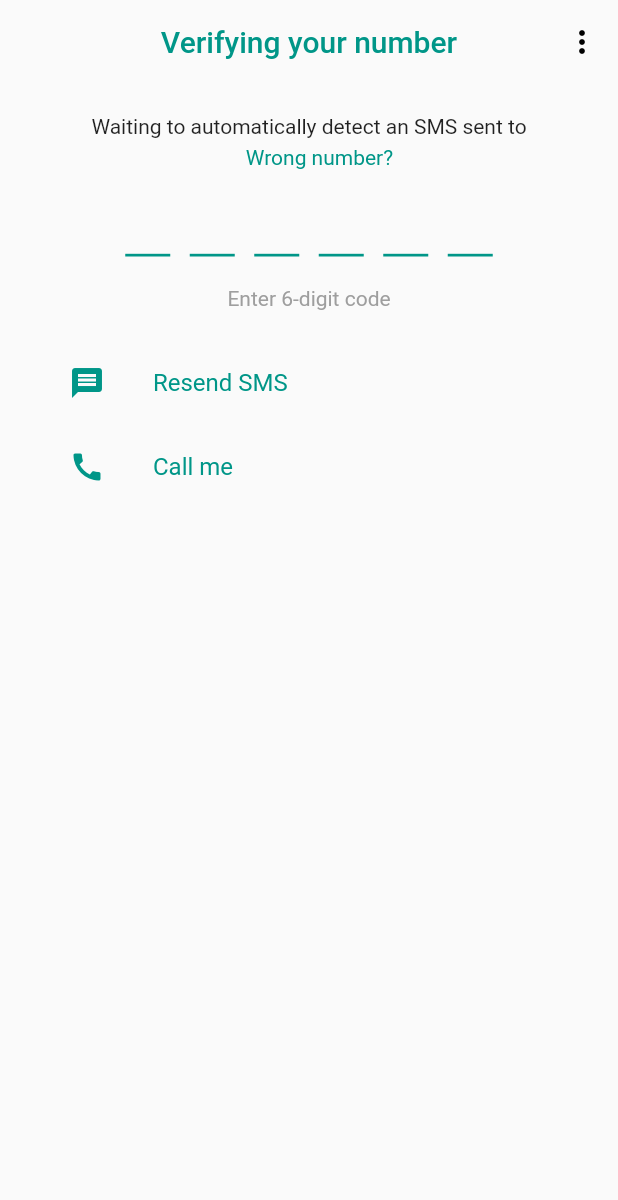
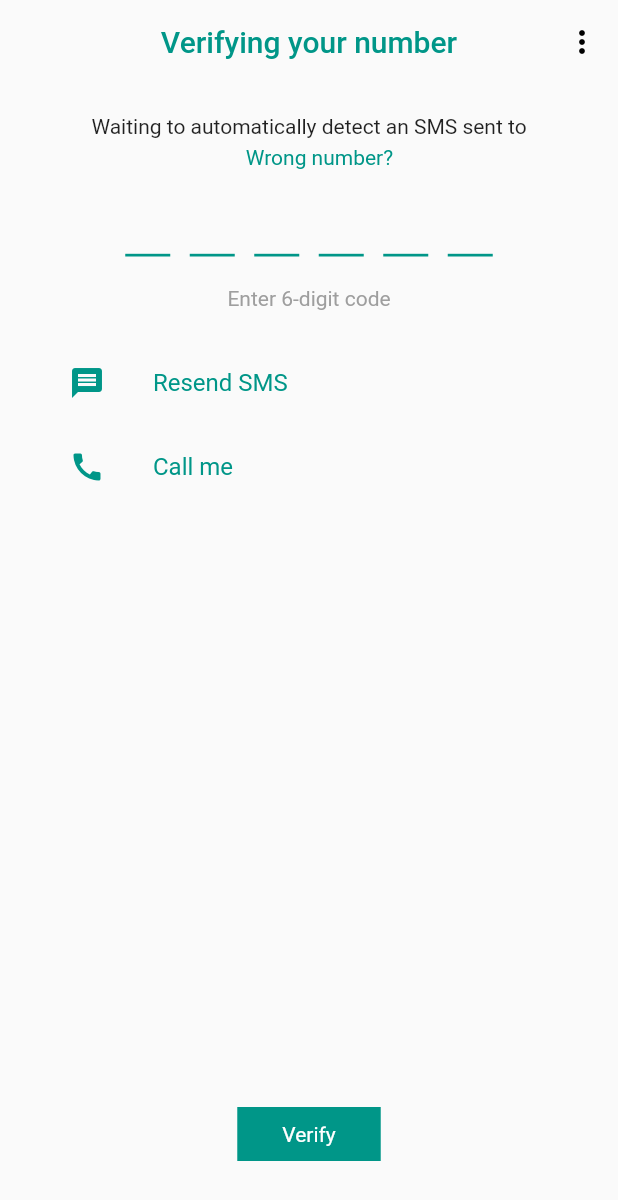
Before and after one commit to Iamdheeraj22/whatsapp_clone, a Flutter app: the VerificationPage screen opened directly with empty values, on a phone screen of 412 x 824 dp. Shown: the top 1200 px of the screen. Run offline on Flutter 3.47's test engine with Material 2 defaults, Android fonts, the phone set to English and light mode, and no system bars; our stand-ins replace camera, emoji_picker_flutter, video_player.

Commit message:
Design starting profile info page

```diff
--- a/lib/Screens/VerificationPage.dart
+++ b/lib/Screens/VerificationPage.dart
@@ -1,6 +1,7 @@
 import 'package:flutter/material.dart';
 import 'package:flutter/services.dart';
 import 'package:whatsapp_clone/CustomUI/CustomUI.dart';
+import 'package:whatsapp_clone/Screens/after_verification/ProfileInfo.dart';
 
 class VerificationPage extends StatefulWidget {
   String phoneNumber = "";
@@ -44,7 +45,10 @@ class _VerificationPageState extends State<VerificationPage> {
       body: Container(
         height: phoneHeight(context),
         width: phoneWidth(context),
-        child: Column(
+        child: Stack(
+          alignment: Alignment.bottomCenter,
+          children: [
+            Column(
               crossAxisAlignment: CrossAxisAlignment.center,
               children: [
                 customBox(height: 20),
@@ -104,6 +108,24 @@ class _VerificationPageState extends State<VerificationPage> {
                       ),
                     ),
                   ]),
+                )
+              ],
+            ),
+            InkWell(
+              onTap: () {
+                Navigator.of(context).push(
+                    MaterialPageRoute(builder: (builder) => ProfileInfoPage()));
+              },
+              child: Container(
+                color: Colors.teal,
+                margin: EdgeInsets.only(bottom: 50),
+                padding:
+                    EdgeInsets.only(top: 10, bottom: 10, right: 30, left: 30),
+                child: Text(
+                  "Verify",
+                  style: TextStyle(color: Colors.white),
+                ),
+              ),
             )
           ],
         ),
```
Also changed, not shown: lib/Screens/after_verification/ProfileInfo.dart (added, +67 -0 lines). Lines whose indentation alone changed are shown as unchanged.
